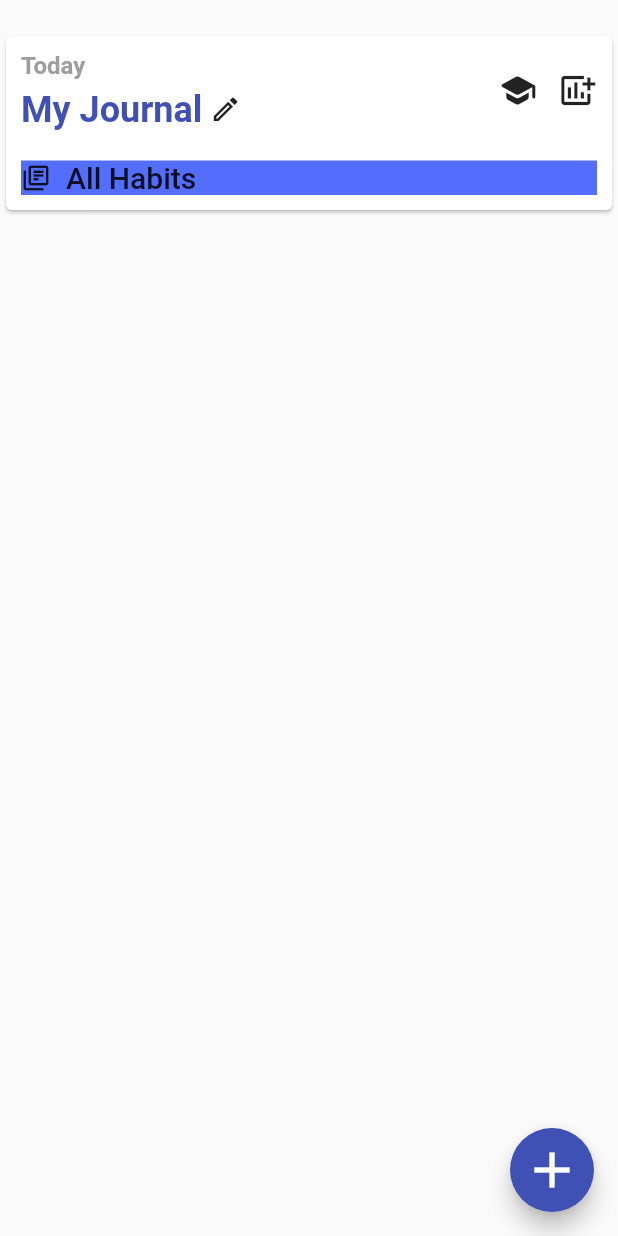
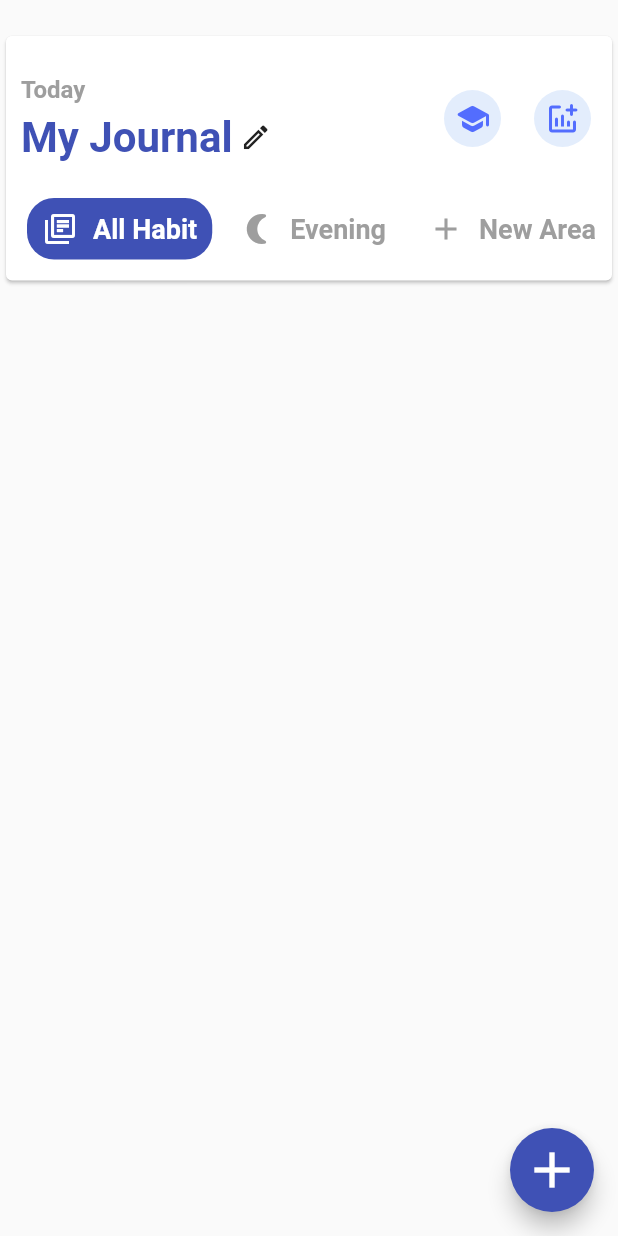
Before and after one commit to srv-shivam/habitify, a Flutter app: the screen it shows after launch, on a phone screen of 412 x 824 dp. Run offline on Flutter 3.47's test engine with Material 2 defaults, Android fonts, the phone set to English and light mode, and no system bars; statements that could not run were skipped.

```diff
--- a/lib/main.dart
+++ b/lib/main.dart
@@ -31,10 +31,6 @@ class MyHomePage extends StatefulWidget {
 }
 
 class _MyHomePageState extends State<MyHomePage> {
-  void _incrementCounter() {
-    setState(() {});
-  }
-
   @override
   Widget build(BuildContext context) {
     return Scaffold(
@@ -47,7 +43,7 @@ class _MyHomePageState extends State<MyHomePage> {
             elevation: 1,
             child: Container(
               width: MediaQuery.of(context).size.width,
-              padding: const EdgeInsets.fromLTRB(10, 10, 10, 10),
+              padding: const EdgeInsets.fromLTRB(10, 26, 10, 10),
               child: Column(
                 crossAxisAlignment: CrossAxisAlignment.start,
                 children: [
@@ -79,7 +75,7 @@ class _MyHomePageState extends State<MyHomePage> {
                               Text(
                                 "My Journal",
                                 style: TextStyle(
-                                  fontSize: 24,
+                                  fontSize: 28,
                                   fontWeight: FontWeight.w600,
                                   fontStyle: FontStyle.normal,
                                   color: Colors.indigo,
@@ -99,16 +95,38 @@ class _MyHomePageState extends State<MyHomePage> {
                       Row(
                         mainAxisAlignment: MainAxisAlignment.center,
                         children: [
-                          Icon(
+                          Card(
+                            shape: RoundedRectangleBorder(
+                              borderRadius: BorderRadius.circular(90),
+                            ),
+                            elevation: 0,
+                            color: const Color.fromRGBO(208, 225, 250, 0.6),
+                            child: Container(
+                              padding: const EdgeInsets.all(7),
+                              child: const Icon(
                                 Icons.school_rounded,
-                            size: 26,
+                                size: 24,
+                                color: Colors.indigoAccent,
                               ),
-                          SizedBox(
+                            ),
+                          ),
+                          const SizedBox(
                             width: 14,
                           ),
-                          Icon(
-                            Icons.add_chart,
-                            size: 26,
+                          Card(
+                            shape: RoundedRectangleBorder(
+                              borderRadius: BorderRadius.circular(90),
+                            ),
+                            elevation: 0,
+                            color: const Color.fromRGBO(208, 225, 250, 0.6),
+                            child: Container(
+                              padding: const EdgeInsets.all(7),
+                              child: const Icon(
+                                Icons.addchart_rounded,
+                                size: 24,
+                                color: Colors.indigoAccent,
+                              ),
+                            ),
                           ),
                         ],
                       ),
@@ -119,32 +137,42 @@ class _MyHomePageState extends State<MyHomePage> {
                   ),
 
                   ///TODO::Edit here for listview
-                  Wrap(
-                    children: [
-                      Container(
-                        color: Colors.indigoAccent,
+                  SingleChildScrollView(
+                    scrollDirection: Axis.horizontal,
                     child: Row(
-                          children: [
-                            Icon(
+                      children: const [
+                        CategoryCardWidget(
+                          flag: true,
+                          title: "All Habit",
+                          icon: Icon(
                             Icons.library_books_outlined,
-                              size: 20,
+                            color: Colors.white,
                           ),
-                            SizedBox(
-                              width: 10,
+                          color: Colors.indigo,
+                          textColor: Colors.grey,
                         ),
-                            Container(
-                              child: Text(
-                                "All Habits",
-                                style: TextStyle(
-                                  fontSize: 20,
-                                  fontWeight: FontWeight.w500,
+                        CategoryCardWidget(
+                          flag: false,
+                          title: "Evening",
+                          icon: Icon(
+                            Icons.nightlight_round,
+                            color: Colors.grey,
                           ),
+                          color: Colors.white,
+                          textColor: Colors.grey,
                         ),
+                        CategoryCardWidget(
+                          flag: false,
+                          title: "New Area",
+                          icon: Icon(
+                            Icons.add,
+                            color: Colors.grey,
+                          ),
+                          color: Colors.white,
+                          textColor: Colors.grey,
                         ),
                       ],
                     ),
-                      ),
-                    ],
                   ),
                 ],
               ),
@@ -163,3 +191,48 @@ class _MyHomePageState extends State<MyHomePage> {
     );
   }
 }
+
+class CategoryCardWidget extends StatelessWidget {
+  const CategoryCardWidget({
+    Key? key,
+    required this.flag,
+    required this.title,
+    required this.icon,
+    required this.color,
+    required this.textColor,
+  }) : super(key: key);
+
+  final bool flag;
+  final String title;
+  final Icon icon;
+  final Color color;
+  final Color textColor;
+
+  @override
+  Widget build(BuildContext context) {
+    return Card(
+      shape: RoundedRectangleBorder(borderRadius: BorderRadius.circular(18)),
+      elevation: 0,
+      color: color,
+      child: Row(
+        children: [
+          const SizedBox(
+            width: 10,
+          ),
+          icon,
+          Container(
+            child: Text(
+              title,
+              style: TextStyle(
+                fontSize: 18,
+                fontWeight: FontWeight.w700,
+                color: flag ? Colors.white : textColor,
+              ),
+            ),
+            padding: const EdgeInsets.all(10),
+          ),
+        ],
+      ),
+    );
+  }
+}
```
Lines whose indentation alone changed are shown as unchanged.
